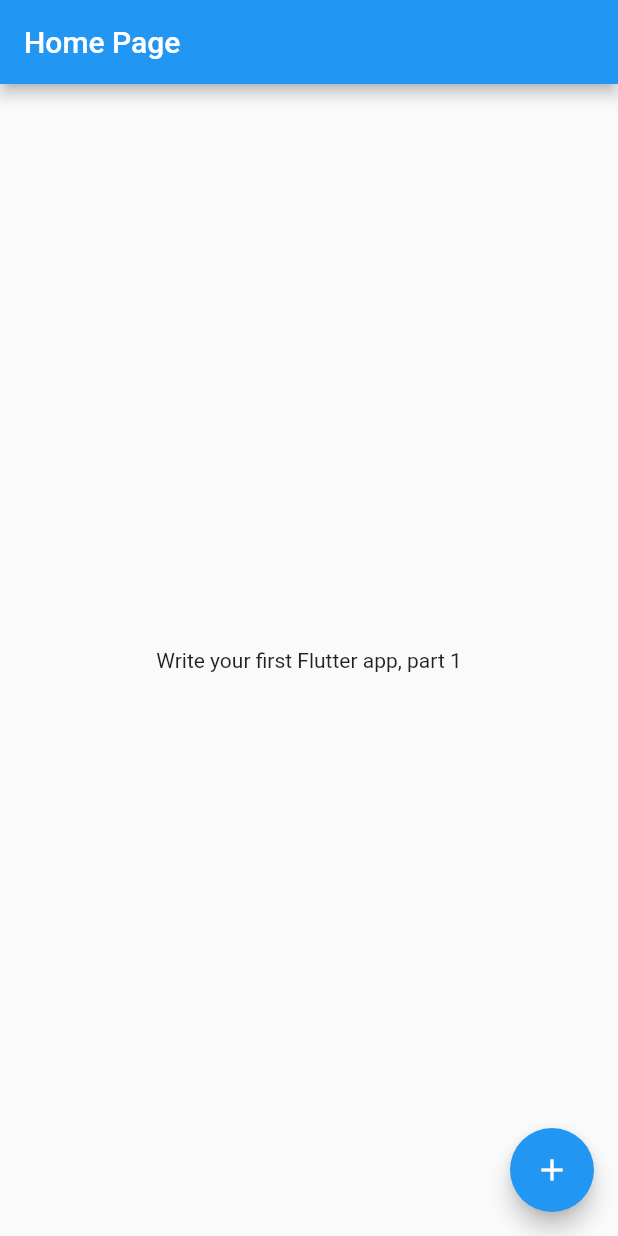
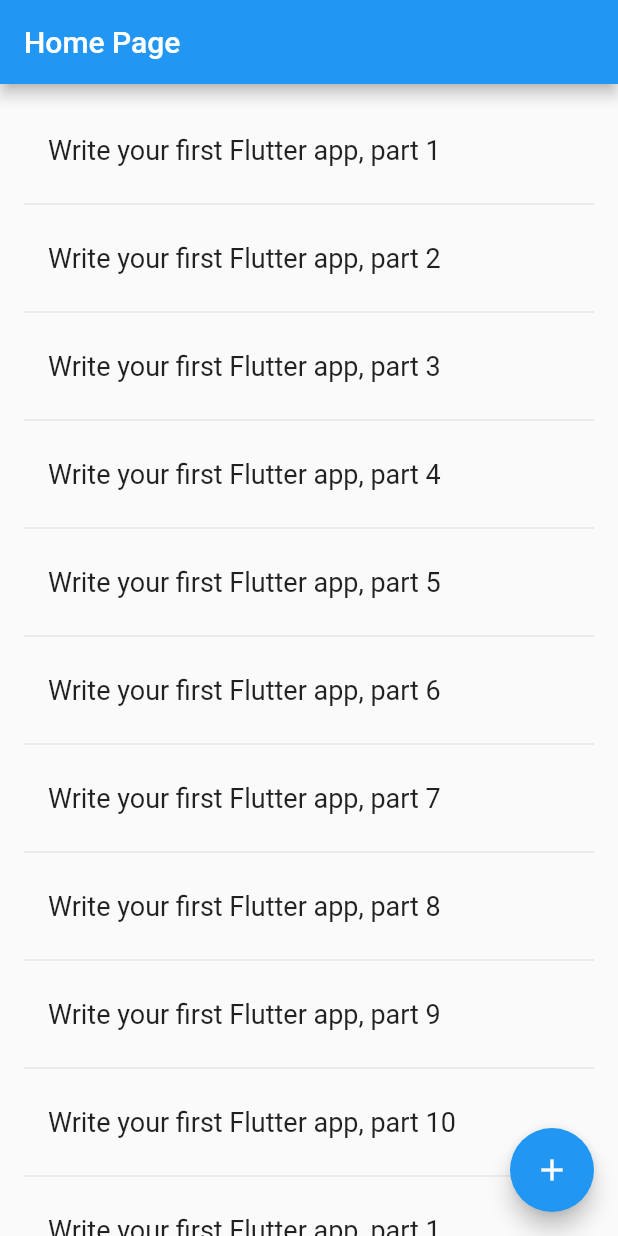
Before and after one commit to Takahana/CodelabMeister, a Flutter app: the screen it shows after launch, on a phone screen of 412 x 824 dp. Run offline on Flutter 3.47's test engine with Material 2 defaults, Android fonts, the phone set to English and light mode, and no system bars.

Commit message:
show codelab list

```diff
--- a/lib/codelabs.dart
+++ b/lib/codelabs.dart
@@ -1,3 +1,5 @@
+import 'package:codelab_meister/domain/codelab.dart';
+import 'package:codelab_meister/repository/codelab_repository.dart';
 import 'package:flutter/material.dart';
 
 class Codelabs extends StatefulWidget {
@@ -6,9 +8,39 @@ class Codelabs extends StatefulWidget {
 }
 
 class _CodelabsState extends State<Codelabs> {
+  final List<Codelab> _codelabs = <Codelab>[];
+  final TextStyle _biggerFont = const TextStyle(fontSize: 18);
+
+  final codelabRepository = CodelabRepository();
+
   @override
   Widget build(BuildContext context) {
-    final codelabName = "Write your first Flutter app, part 1";
-    return Text(codelabName);
+    return _buildCodelabs();
+  }
+
+  Widget _buildCodelabs() {
+    return ListView.builder(
+        padding: const EdgeInsets.all(16),
+        itemBuilder: (BuildContext _context, int i) {
+          if (i.isOdd) {
+            return Divider();
+          }
+          final int index = i ~/ 2;
+          // If you've reached the end of the available word
+          // pairings...
+          if (index >= _codelabs.length) {
+            _codelabs.addAll(codelabRepository.get());
+          }
+          return _buildRow(_codelabs[index]);
+        });
+  }
+
+  Widget _buildRow(Codelab codelab) {
+    return ListTile(
+      title: Text(
+        codelab.title,
+        style: _biggerFont,
+      ),
+    );
   }
 }
--- /dev/null
+++ b/lib/domain/codelab.dart
@@ -0,0 +1,7 @@
+class Codelab {
+  var title;
+
+  Codelab(title) {
+    this.title = title;
+  }
+}
--- /dev/null
+++ b/lib/repository/codelab_repository.dart
@@ -0,0 +1,11 @@
+import 'package:codelab_meister/domain/codelab.dart';
+
+class CodelabRepository {
+  List<Codelab> get() {
+    final List<Codelab> codelabs = [];
+    for (int i = 1; i <= 10; i++) {
+      codelabs.add(Codelab("Write your first Flutter app, part $i"));
+    }
+    return codelabs;
+  }
+}
```
